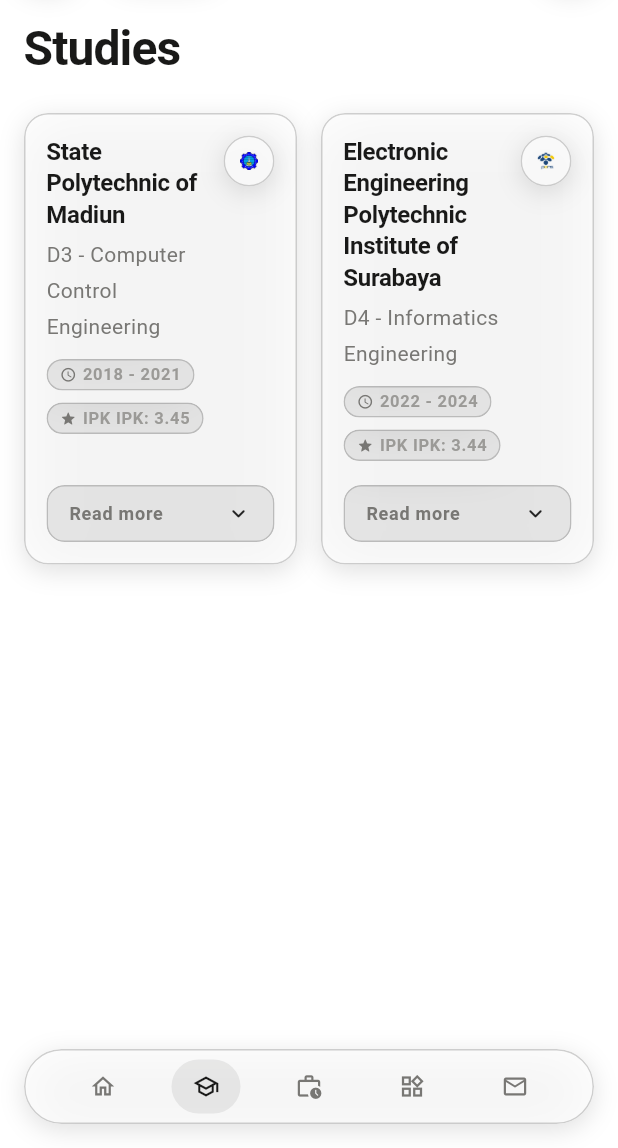
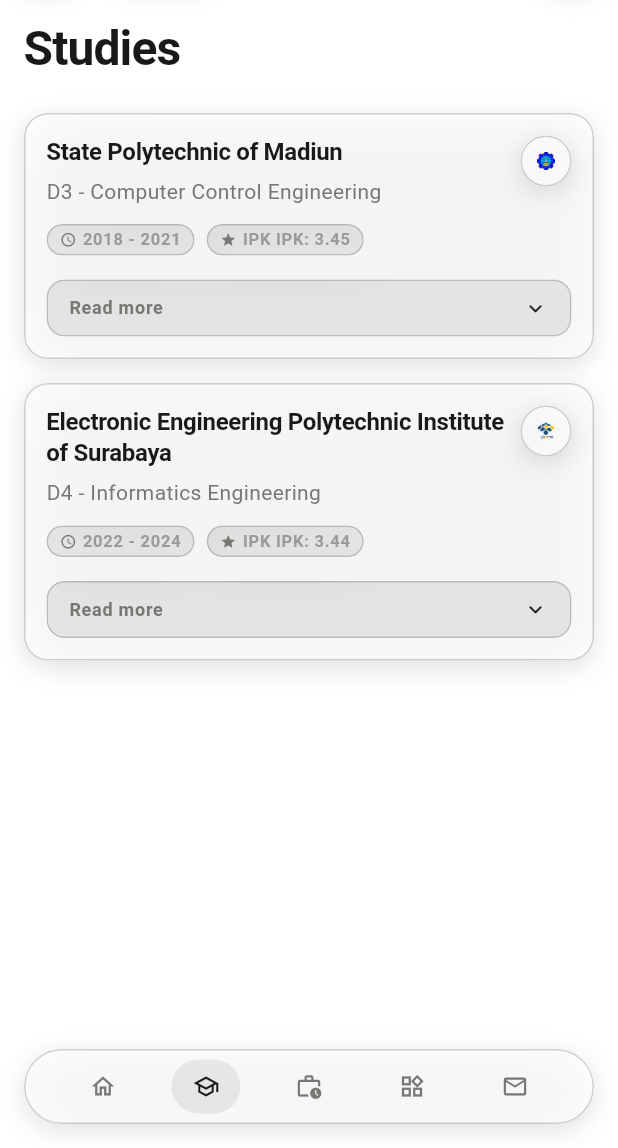
Before and after one commit to refdevteam/ref_porto, a Flutter app: the screen it shows after launch, item 2 of the bottom bar chosen, on a phone screen of 412 x 824 dp, the part 88-1236 px from its top. Run offline on Flutter 3.47's test engine with Material 3 defaults, Android fonts, the phone set to English and light mode, and no system bars; our stand-ins replace flutter_map, go_router, latlong2, shared_preferences, supabase_flutter; accounts and stored records are empty.

Commit message:
feat: single-column project and study grids on mobile

```diff
--- a/lib/features/projects/views/projects_mobile.dart
+++ b/lib/features/projects/views/projects_mobile.dart
@@ -22,7 +22,7 @@ class _ProjectsMobileScreenState extends State<ProjectsMobileScreen> {
         spacing: 24,
         children: [
           Text('Projects', style: Theme.of(context).textTheme.displayLarge),
-          ProjectGrid(items: widget.items, columns: 2, spacing: 16),
+          ProjectGrid(items: widget.items, columns: 1, spacing: 16),
         ],
       ),
     );
--- a/lib/features/studies/views/studies_mobile.dart
+++ b/lib/features/studies/views/studies_mobile.dart
@@ -22,7 +22,7 @@ class _StudiesMobileScreenState extends State<StudiesMobileScreen> {
         spacing: 24,
         children: [
           Text('Studies', style: Theme.of(context).textTheme.headlineMedium),
-          StudyGrid(items: widget.items, columns: 2, spacing: 16),
+          StudyGrid(items: widget.items, columns: 1, spacing: 16),
         ],
       ),
     );
```
